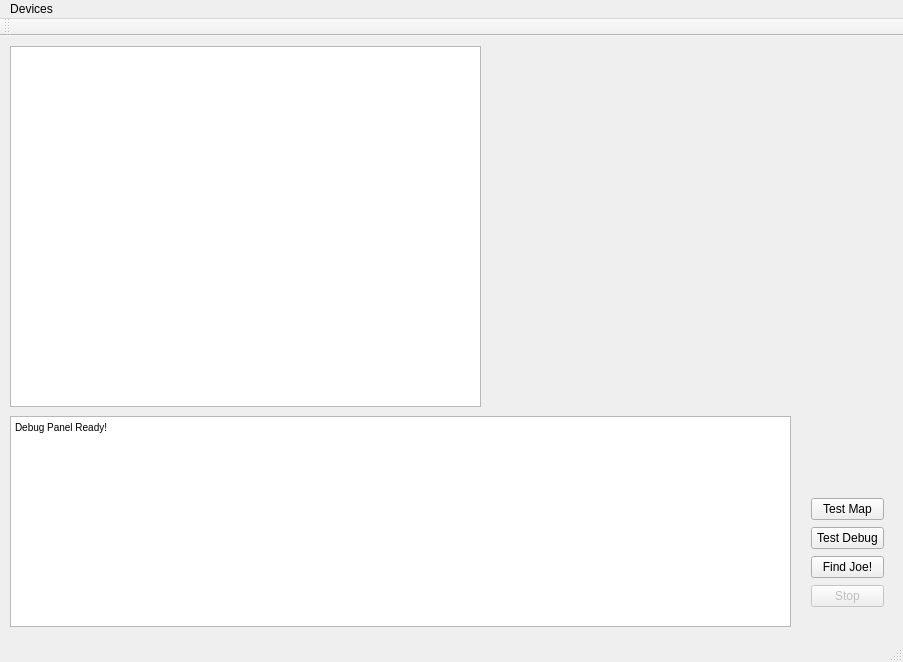
The window that mainwindow.ui (bertugg/CSE396-Proje2-Group4) describes before a commit, drawn with Qt 5.
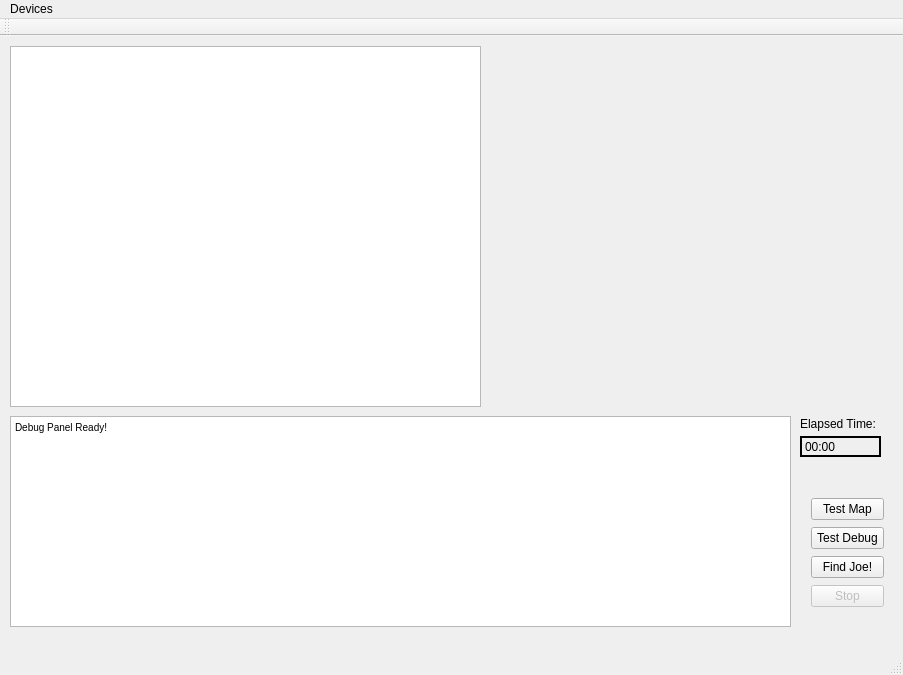
The same window after the commit.

Commit message: Elapsed time added

Patch:
```diff
--- a/mainwindow.ui
+++ b/mainwindow.ui
@@ -7,7 +7,7 @@
     <x>0</x>
     <y>0</y>
     <width>903</width>
-    <height>662</height>
+    <height>675</height>
    </rect>
   </property>
   <property name="windowTitle">
@@ -69,7 +69,7 @@
      </size>
     </property>
    </widget>
-   <widget class="QWidget" name="">
+   <widget class="QWidget" name="layoutWidget">
     <property name="geometry">
      <rect>
       <x>800</x>
@@ -112,6 +112,35 @@
      </item>
     </layout>
    </widget>
+   <widget class="QLabel" name="timeTitle">
+    <property name="geometry">
+     <rect>
+      <x>800</x>
+      <y>380</y>
+      <width>91</width>
+      <height>16</height>
+     </rect>
+    </property>
+    <property name="text">
+     <string>Elapsed Time:</string>
+    </property>
+   </widget>
+   <widget class="QLabel" name="timeLabel">
+    <property name="geometry">
+     <rect>
+      <x>800</x>
+      <y>400</y>
+      <width>81</width>
+      <height>21</height>
+     </rect>
+    </property>
+    <property name="frameShape">
+     <enum>QFrame::WinPanel</enum>
+    </property>
+    <property name="text">
+     <string>00:00</string>
+    </property>
+   </widget>
   </widget>
   <widget class="QMenuBar" name="menuBar">
    <property name="geometry">
```
Left out of the diff: 8 changed lines with no effect on the pictures. The commit also changes 3 other files.
